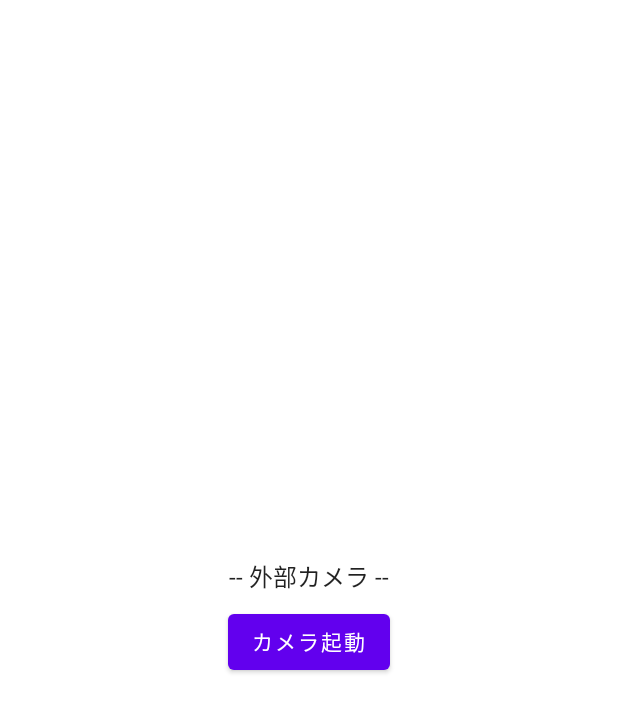
After one commit to hayashitoshiki/CameraSample, an Android app built with Jetpack Compose: the composable SecondScreen shown on its own in the app's theme, on a phone screen of 412 x 824 dp. The commit adds this screen. Shown: the top 712 px of the screen. Run offline under Robolectric (Android 15) with nearby library versions, the phone set to English and light mode, and no system bars.

Commit message:
外部カメラ起動追加

```diff
--- a/app/src/main/java/com/myapp/camerasample/ui/screen/CameraScreen.kt
+++ b/app/src/main/java/com/myapp/camerasample/ui/screen/CameraScreen.kt
@@ -77,7 +77,7 @@ fun CameraEvent(
  * @param onGranted 判定結果
  */
 @Composable
-private fun CameraPermissionHandler(onGranted: (Boolean) -> Unit) {
+fun CameraPermissionHandler(onGranted: (Boolean) -> Unit) {
     val permission = Permissions.CAMERA
     val customPermissionDialog = @Composable{
         CustomCameraDialog(
--- /dev/null
+++ b/app/src/main/java/com/myapp/camerasample/ui/screen/SecondScreen.kt
@@ -0,0 +1,60 @@
+package com.myapp.camerasample.ui.screen
+
+import android.graphics.Bitmap
+import androidx.activity.compose.rememberLauncherForActivityResult
+import androidx.activity.result.contract.ActivityResultContracts
+import androidx.activity.result.launch
+import androidx.compose.foundation.Image
+import androidx.compose.foundation.layout.*
+import androidx.compose.material.Button
+import androidx.compose.material.MaterialTheme
+import androidx.compose.material.Surface
+import androidx.compose.material.Text
+import androidx.compose.runtime.*
+import androidx.compose.ui.Alignment
+import androidx.compose.ui.Modifier
+import androidx.compose.ui.graphics.asImageBitmap
+import androidx.compose.ui.unit.dp
+
+
+/**
+ * 外部カメラアプリ起動
+ *
+ */
+@Composable
+fun SecondScreen() {
+    var isCamera by remember { mutableStateOf(false) }
+    val result = remember { mutableStateOf<Bitmap?>(null) }
+    val takePictureLauncher = rememberLauncherForActivityResult(ActivityResultContracts.TakePicturePreview()) {
+        result.value = it
+        isCamera = false
+    }
+
+    Surface(color = MaterialTheme.colors.background) {
+        Column(
+            modifier = Modifier.fillMaxSize(),
+            horizontalAlignment = Alignment.CenterHorizontally,
+            verticalArrangement = Arrangement.Center
+        ) {
+            Text(text = "-- 外部カメラ --")
+            Button(
+                onClick = { isCamera = true },
+                modifier = Modifier.padding(top= 8.dp)
+            ) {
+                Text(text = "カメラ起動")
+            }
+            result.value?.let { image ->
+                Image(image.asImageBitmap(), null, modifier = Modifier.fillMaxWidth())
+            }
+        }
+
+        // 外部カメラ起動
+        if (isCamera) {
+            CameraPermissionHandler {
+                if (it) {
+                    takePictureLauncher.launch()
+                }
+            }
+        }
+    }
+}
--- a/app/src/main/res/values/strings.xml
+++ b/app/src/main/res/values/strings.xml
@@ -1,3 +1,6 @@
 <resources>
     <string name="app_name">CameraSample</string>
+
+    <string name="tab_home">ホーム</string>
+    <string name="tab_center">中央</string>
 </resources>
--- /dev/null
+++ b/app/src/main/res/xml/provider_path.xml
@@ -0,0 +1,6 @@
+<paths>
+    <!-- external-files-path: getExternalFilesDir() 用の宣言 -->
+    <!-- <external-files-path name="external-files" path="." /> -->
+    <!-- files-path: filesDir 用の宣言 -->
+    <files-path name="files" path="." />
+</paths>
```
Also changed, not shown: app/build.gradle (+7 -0 lines), app/src/main/AndroidManifest.xml (+9 -0 lines), app/src/main/java/com/myapp/camerasample/MainActivity.kt (+17 -1 lines), app/src/main/java/com/myapp/camerasample/ui/Navigation.kt (added, +77 -0 lines), app/src/main/java/com/myapp/camerasample/ui/component/BottomBar.kt (added, +42 -0 lines), app/src/main/java/com/myapp/camerasample/ui/screen/HomeScreen.kt (+6 -4 lines).
